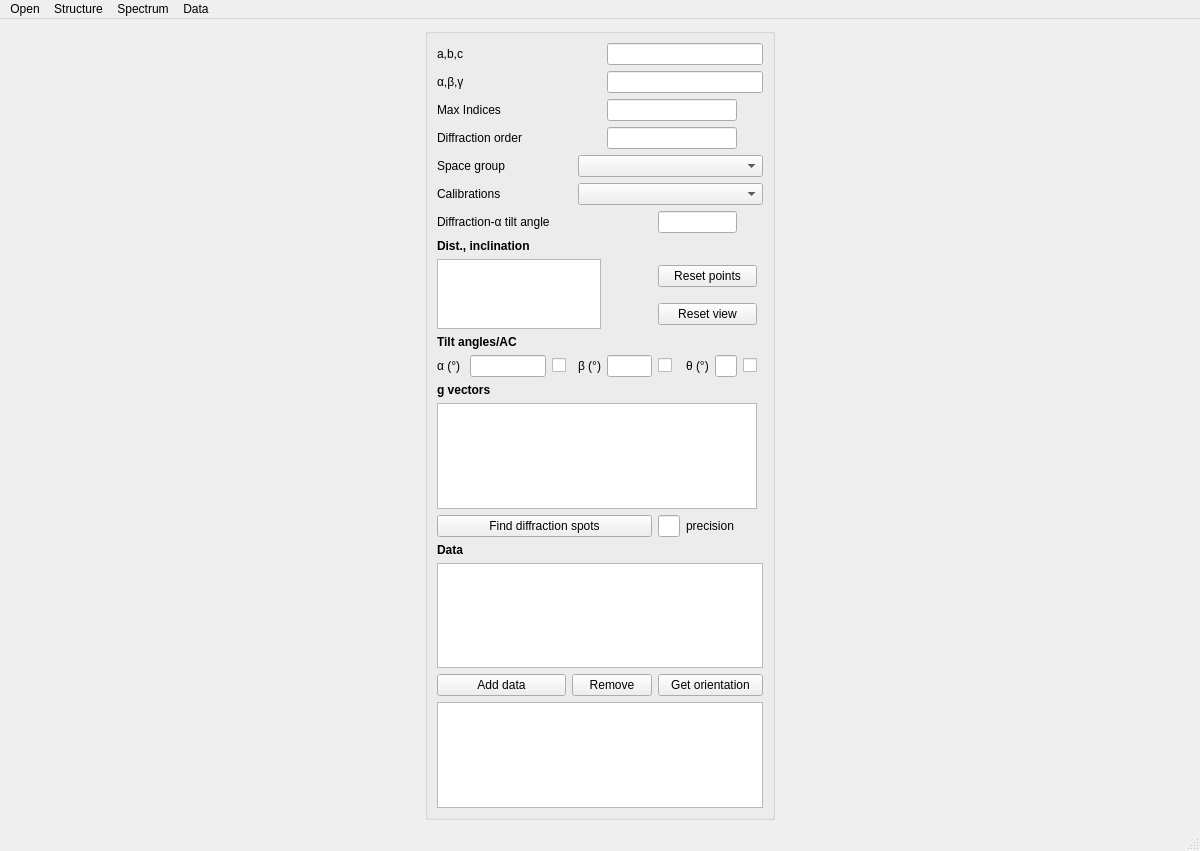
mompiou/pycotem, file pycotem/diffraction/diffractionUI.ui: the form before one commit.
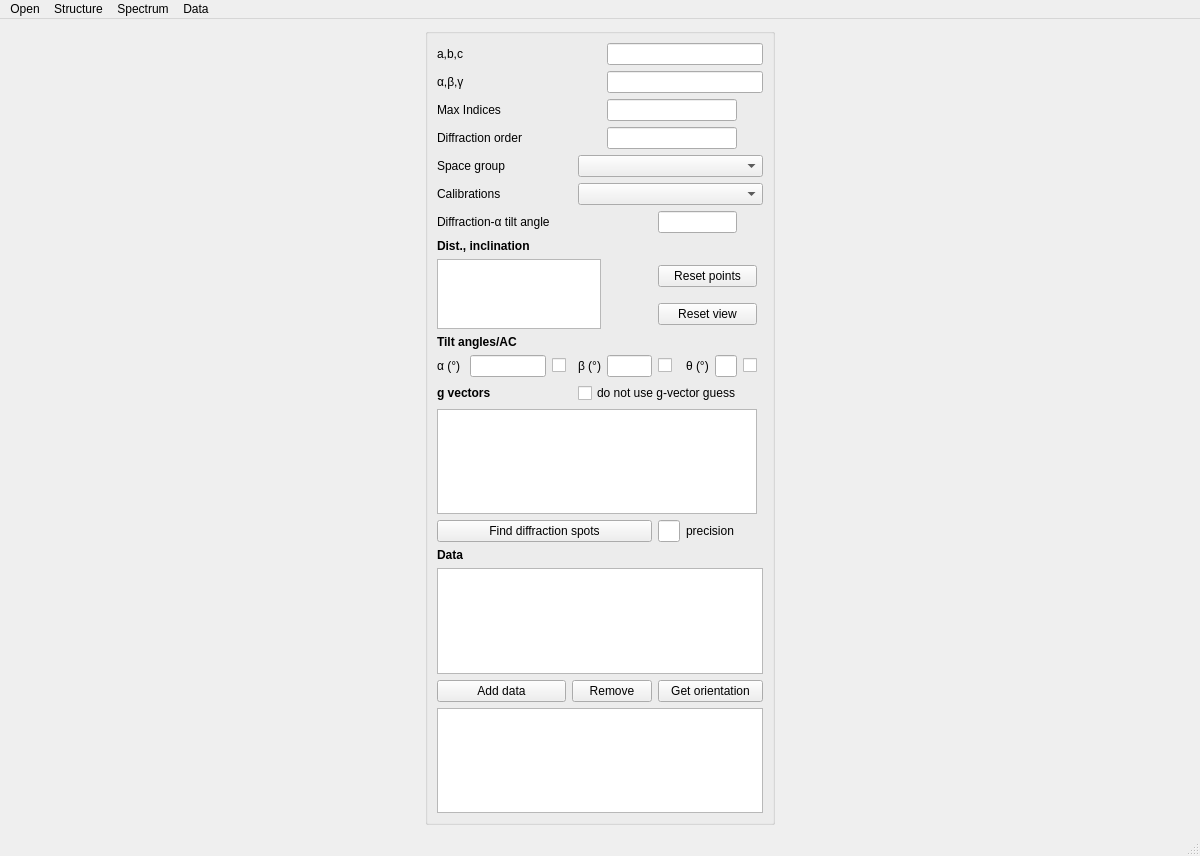
The form after the commit.

Commit message: diffraction: add automatic orientation determination, kikuchi: add tilt condition to get the correct euler angles at zero tilt

What changed in the file:
```diff
--- a/pycotem/diffraction/diffractionUI.ui
+++ b/pycotem/diffraction/diffractionUI.ui
@@ -7,7 +7,7 @@
     <x>0</x>
     <y>0</y>
     <width>1200</width>
-    <height>851</height>
+    <height>856</height>
    </rect>
   </property>
   <property name="windowTitle">
@@ -30,14 +30,7 @@
        <string/>
       </property>
       <layout class="QGridLayout" name="gridLayout">
-       <item row="23" column="6" colspan="5">
-        <widget class="QPushButton" name="orientation_button">
-         <property name="text">
-          <string>Get orientation</string>
-         </property>
-        </widget>
-       </item>
-       <item row="16" column="0" colspan="6">
+       <item row="19" column="0" colspan="6">
         <widget class="QPushButton" name="distance_button">
          <property name="text">
           <string>Find diffraction spots</string>
@@ -54,7 +47,7 @@
          </property>
         </widget>
        </item>
-       <item row="16" column="6">
+       <item row="19" column="6">
         <widget class="QLineEdit" name="precision_entry"/>
        </item>
        <item row="8" column="0" colspan="10">
@@ -74,7 +67,7 @@
        <item row="2" column="5" colspan="4">
         <widget class="QLineEdit" name="indice_entry"/>
        </item>
-       <item row="13" column="2">
+       <item row="14" column="2">
         <widget class="QCheckBox" name="alpha_signBox">
          <property name="text">
           <string/>
@@ -91,10 +84,17 @@
        <item row="5" column="4" colspan="7">
         <widget class="QComboBox" name="Calib_box"/>
        </item>
-       <item row="15" column="0" colspan="10">
+       <item row="18" column="0" colspan="10">
         <widget class="QListWidget" name="ListBox_theo"/>
        </item>
-       <item row="13" column="9">
+       <item row="27" column="3" colspan="3">
+        <widget class="QPushButton" name="remove_spot_button">
+         <property name="text">
+          <string>Remove</string>
+         </property>
+        </widget>
+       </item>
+       <item row="14" column="9">
         <widget class="QCheckBox" name="theta_signBox">
          <property name="text">
           <string/>
@@ -104,7 +104,7 @@
        <item row="9" column="0" rowspan="2" colspan="5">
         <widget class="QListWidget" name="ListBox_d_2"/>
        </item>
-       <item row="13" column="1">
+       <item row="14" column="1">
         <widget class="QLineEdit" name="tilt_a_entry"/>
        </item>
        <item row="4" column="4" colspan="7">
@@ -117,14 +117,14 @@
          </property>
         </widget>
        </item>
-       <item row="16" column="7" colspan="3">
+       <item row="19" column="7" colspan="3">
         <widget class="QLabel" name="precision_label">
          <property name="text">
           <string>precision</string>
          </property>
         </widget>
        </item>
-       <item row="21" column="0" colspan="2">
+       <item row="24" column="0" colspan="2">
         <widget class="QLabel" name="label_4">
          <property name="text">
           <string>&lt;html&gt;&lt;head/&gt;&lt;body&gt;&lt;p&gt;&lt;span style=&quot; font-weight:600;&quot;&gt;Data&lt;/span&gt;&lt;/p&gt;&lt;/body&gt;&lt;/html&gt;</string>
@@ -138,7 +138,7 @@
          </property>
         </widget>
        </item>
-       <item row="13" column="5">
+       <item row="14" column="5">
         <widget class="QLineEdit" name="tilt_b_entry"/>
        </item>
        <item row="0" column="5" colspan="6">
@@ -158,19 +158,9 @@
          </property>
         </widget>
        </item>
-       <item row="22" column="0" colspan="11">
-        <widget class="QListWidget" name="diff_spot_Listbox"/>
-       </item>
-       <item row="25" column="0" colspan="11">
+       <item row="29" column="0" colspan="11">
         <widget class="QListWidget" name="euler_listbox"/>
        </item>
-       <item row="14" column="0" colspan="10">
-        <widget class="QLabel" name="label_2">
-         <property name="text">
-          <string>&lt;html&gt;&lt;head/&gt;&lt;body&gt;&lt;p&gt;&lt;span style=&quot; font-weight:600;&quot;&gt;g vectors&lt;/span&gt;&lt;/p&gt;&lt;/body&gt;&lt;/html&gt;</string>
-         </property>
-        </widget>
-       </item>
        <item row="1" column="0">
         <widget class="QLabel" name="alpha_label">
          <property name="text">
@@ -178,52 +168,45 @@
          </property>
         </widget>
        </item>
-       <item row="12" column="0" colspan="3">
+       <item row="13" column="0" colspan="3">
         <widget class="QLabel" name="label_3">
          <property name="text">
           <string>&lt;html&gt;&lt;head/&gt;&lt;body&gt;&lt;p&gt;&lt;span style=&quot; font-weight:600;&quot;&gt;Tilt angles/AC&lt;/span&gt;&lt;/p&gt;&lt;/body&gt;&lt;/html&gt;</string>
          </property>
         </widget>
        </item>
-       <item row="13" column="6">
+       <item row="14" column="6">
         <widget class="QCheckBox" name="beta_signBox">
          <property name="text">
           <string/>
          </property>
         </widget>
        </item>
-       <item row="13" column="0">
+       <item row="14" column="0">
         <widget class="QLabel" name="alpha_label_2">
          <property name="text">
           <string>α (°)</string>
          </property>
         </widget>
        </item>
-       <item row="13" column="8">
+       <item row="14" column="8">
         <widget class="QLineEdit" name="tilt_z_entry"/>
        </item>
-       <item row="23" column="3" colspan="3">
-        <widget class="QPushButton" name="remove_spot_button">
-         <property name="text">
-          <string>Remove</string>
-         </property>
-        </widget>
-       </item>
-       <item row="13" column="7">
+       <item row="14" column="7">
         <widget class="QLabel" name="z_label">
          <property name="text">
           <string>θ (°)</string>
          </property>
         </widget>
        </item>
-       <item row="13" column="4">
+       <item row="14" column="4">
         <widget class="QLabel" name="beta_label">
          <property name="text">
           <string>β (°)</string>
          </property>
         </widget>
        </item>
-       <item row="23" column="0" colspan="3">
+       <item row="27" column="0" colspan="3">
         <widget class="QPushButton" name="add_spot_button">
          <property name="text">
           <string>Add data</string>
@@ -243,6 +226,30 @@
        <item row="1" column="5" colspan="6">
         <widget class="QLineEdit" name="alphabetagamma_entry"/>
        </item>
+       <item row="16" column="0" colspan="4">
+        <widget class="QLabel" name="label_2">
+         <property name="text">
+          <string>&lt;html&gt;&lt;head/&gt;&lt;body&gt;&lt;p&gt;&lt;span style=&quot; font-weight:600;&quot;&gt;g vectors&lt;/span&gt;&lt;/p&gt;&lt;/body&gt;&lt;/html&gt;</string>
+         </property>
+        </widget>
+       </item>
+       <item row="16" column="4" colspan="7">
+        <widget class="QCheckBox" name="do_not_guess_checkBox">
+         <property name="text">
+          <string>do not use g-vector guess</string>
+         </property>
+        </widget>
+       </item>
+       <item row="26" column="0" colspan="11">
+        <widget class="QListWidget" name="diff_spot_Listbox"/>
+       </item>
+       <item row="27" column="6" colspan="5">
+        <widget class="QPushButton" name="orientation_button">
+         <property name="text">
+          <string>Get orientation</string>
+         </property>
+        </widget>
+       </item>
       </layout>
       <zorder>abc_label</zorder>
       <zorder>indice_label</zorder>
@@ -283,6 +290,7 @@
       <zorder>precision_entry</zorder>
       <zorder>precision_label</zorder>
       <zorder>Button_reset</zorder>
+      <zorder>do_not_guess_checkBox</zorder>
      </widget>
     </item>
    </layout>
```
Left out of the diff: 1 changed line with no effect on the pictures. The commit also changes 11 other files.
